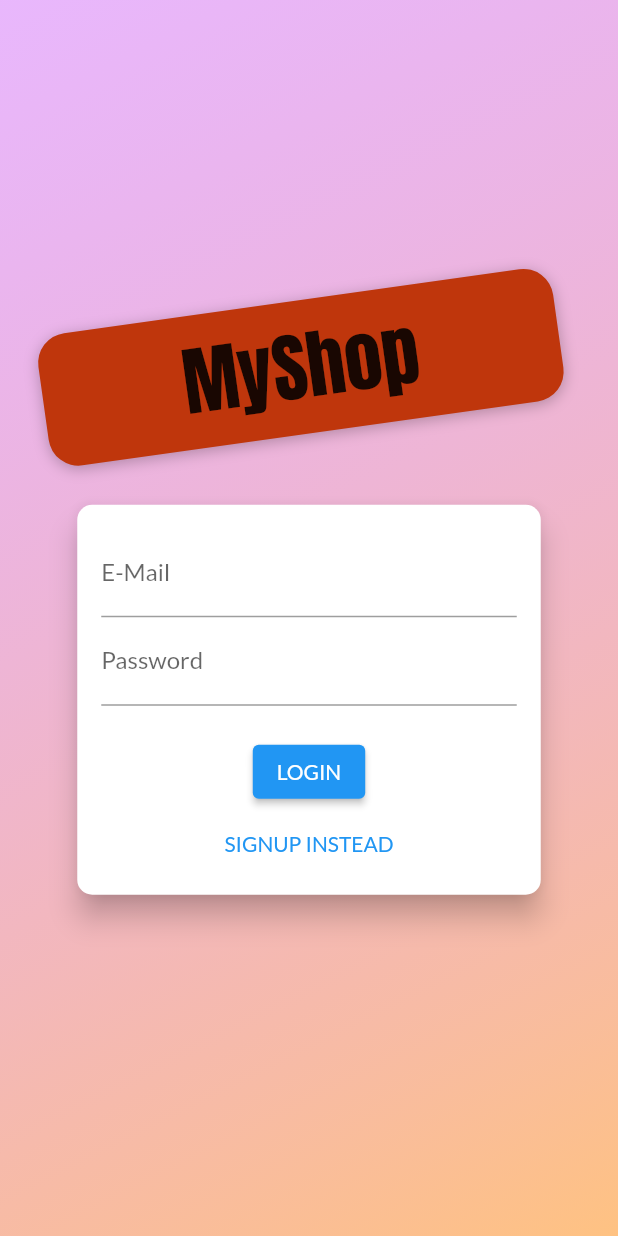
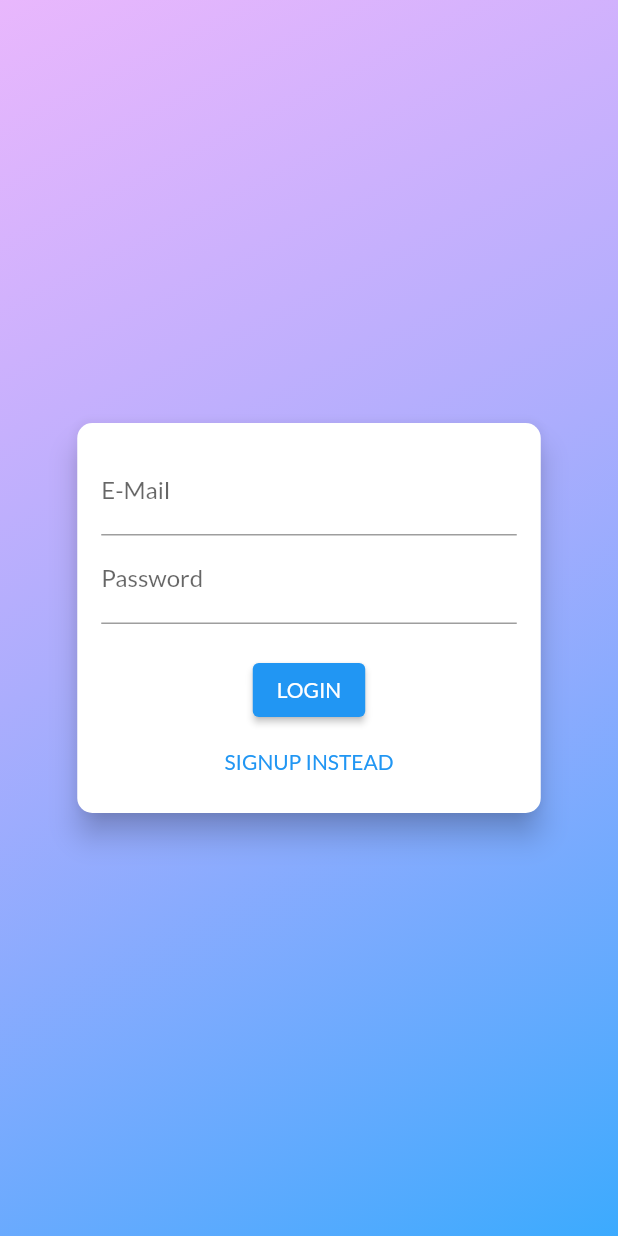
Before and after one commit to ramilsalihar/Shop-App, a Flutter app: the screen it shows after launch, on a phone screen of 412 x 824 dp. Run offline on Flutter 3.47's test engine with Material 2 defaults, Android fonts, the phone set to English and light mode, and no system bars; our stand-ins replace shared_preferences.

```diff
--- a/lib/screens/auth_screen.dart
+++ b/lib/screens/auth_screen.dart
@@ -14,8 +14,8 @@ class AuthScreen extends StatelessWidget {
   @override
   Widget build(BuildContext context) {
     final deviceSize = MediaQuery.of(context).size;
-    // final transformConfig = Matrix4.rotationZ(-8 * pi / 180);
-    // transformConfig.translate(-10.0);
+    final transformConfig = Matrix4.rotationZ(-8 * pi / 180);
+    transformConfig.translate(-10.0);
     return Scaffold(
       // resizeToAvoidBottomInset: false,
       body: Stack(
@@ -25,7 +25,7 @@ class AuthScreen extends StatelessWidget {
               gradient: LinearGradient(
                 colors: [
                   const Color.fromRGBO(215, 117, 255, 1).withOpacity(0.5),
-                  const Color.fromRGBO(255, 188, 117, 1).withOpacity(0.9),
+                  const Color.fromRGBO(39, 162, 255, 1).withOpacity(0.9),
                 ],
                 begin: Alignment.topLeft,
                 end: Alignment.bottomRight,
@@ -41,36 +41,35 @@ class AuthScreen extends StatelessWidget {
                 mainAxisAlignment: MainAxisAlignment.center,
                 crossAxisAlignment: CrossAxisAlignment.center,
                 children: <Widget>[
-                  Flexible(
-                    child: Container(
-                      margin: const EdgeInsets.only(bottom: 20.0),
-                      padding:
-                      const EdgeInsets.symmetric(vertical: 8.0, horizontal: 94.0),
-                      transform: Matrix4.rotationZ(-8 * pi / 180)
-                        ..translate(-10.0),
-                      // ..translate(-10.0),
-                      decoration: BoxDecoration(
-                        borderRadius: BorderRadius.circular(20),
-                        color: Colors.deepOrange.shade900,
-                        boxShadow: const [
-                          BoxShadow(
-                            blurRadius: 8,
-                            color: Colors.black26,
-                            offset: Offset(0, 2),
-                          )
-                        ],
-                      ),
-                      child: Text(
-                        'MyShop',
-                        style: TextStyle(
-                          color: Theme.of(context).textTheme.titleLarge!.color,
-                          fontSize: 50,
-                          fontFamily: 'Anton',
-                          fontWeight: FontWeight.normal,
-                        ),
-                      ),
-                    ),
-                  ),
+                  // Flexible(
+                    // child: Container(
+                    //   margin: const EdgeInsets.only(bottom: 20.0),
+                    //   padding:
+                    //   const EdgeInsets.symmetric(vertical: 8.0, horizontal: 94.0),
+                    //   transform: Matrix4.rotationZ(-8 * pi / 180)
+                    //     ..translate(-10.0),
+                    //   decoration: BoxDecoration(
+                    //     borderRadius: BorderRadius.circular(20),
+                    //     color: Colors.deepOrange.shade900,
+                    //     boxShadow: const [
+                    //       BoxShadow(
+                    //         blurRadius: 8,
+                    //         color: Colors.black26,
+                    //         offset: Offset(0, 2),
+                    //       )
+                    //     ],
+                    //   ),
+                    //   child: Text(
+                    //     'MyShop',
+                    //     style: TextStyle(
+                    //       color: Theme.of(context).textTheme.titleLarge!.color,
+                    //       fontSize: 50,
+                    //       fontFamily: 'Anton',
+                    //       fontWeight: FontWeight.normal,
+                    //     ),
+                    //   ),
+                    // ),
+                  // ),
                   Flexible(
                     flex: deviceSize.width > 600 ? 2 : 1,
                     child: const AuthCard(),
```
Also changed, not shown: lib/widgets/product_item.dart (+20 -18 lines), assets/images/drawer.jpg (added), assets/images/edit_product.jpg (added), assets/images/favorite_page.jpg (added), assets/images/orders.jpg (added), assets/images/orders_page.jpg (added), assets/images/products.jpg (added), assets/images/products_page.jpg (added), assets/images/sign_up.jpg (added).
